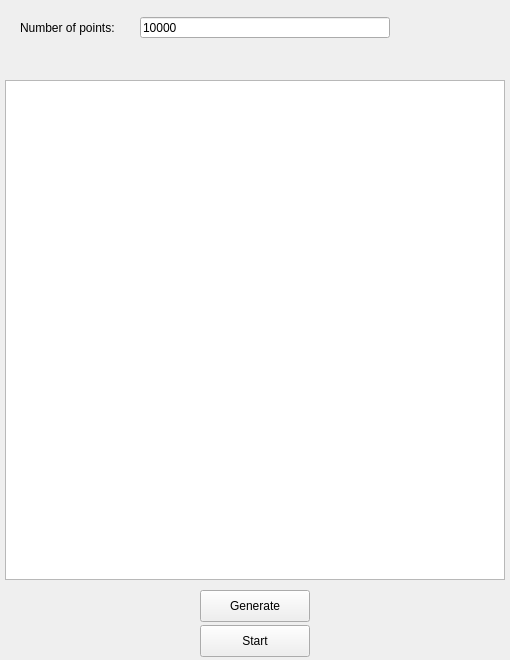
First picture: the form in laba2/maxmin_view.ui, repository BSUIR-851/madm2021, before the edit.
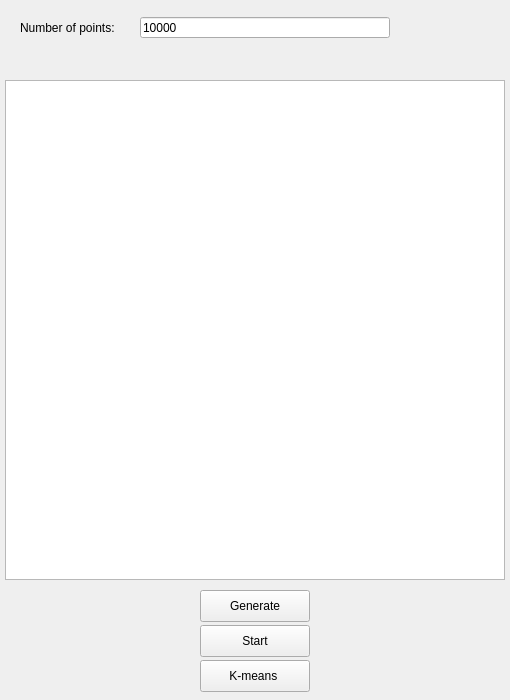
Second picture: the form after the edit.

Commit message: feat: add k-means algorithm after maxmin-algorithm

Patch:
```diff
--- a/laba2/maxmin_view.ui
+++ b/laba2/maxmin_view.ui
@@ -7,19 +7,19 @@
     <x>0</x>
     <y>0</y>
     <width>510</width>
-    <height>660</height>
+    <height>700</height>
    </rect>
   </property>
   <property name="minimumSize">
    <size>
     <width>510</width>
-    <height>660</height>
+    <height>700</height>
    </size>
   </property>
   <property name="maximumSize">
    <size>
     <width>510</width>
-    <height>660</height>
+    <height>700</height>
    </size>
   </property>
   <property name="windowTitle">
@@ -93,6 +93,19 @@
     <string>Start</string>
    </property>
   </widget>
+  <widget class="QPushButton" name="pb_k_means">
+   <property name="geometry">
+    <rect>
+     <x>200</x>
+     <y>660</y>
+     <width>110</width>
+     <height>32</height>
+    </rect>
+   </property>
+   <property name="text">
+    <string>K-means </string>
+   </property>
+  </widget>
  </widget>
  <resources/>
  <connections/>
```
Left out of the diff: 4 changed lines with no effect on the pictures. The commit also changes 4 other files.
